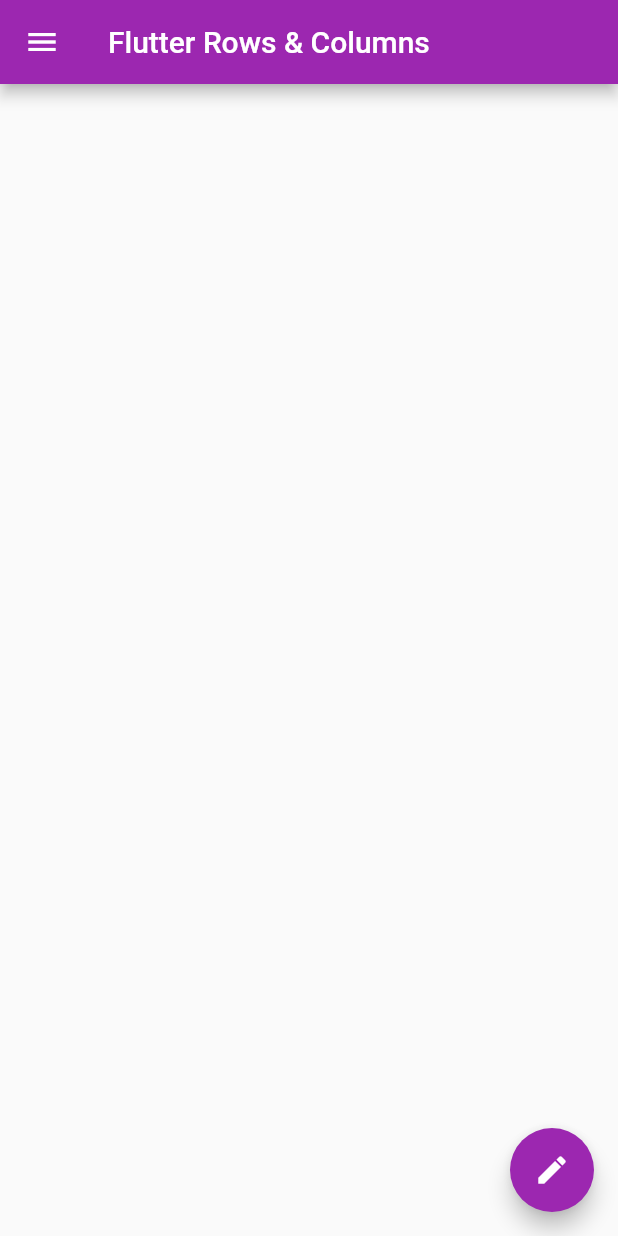
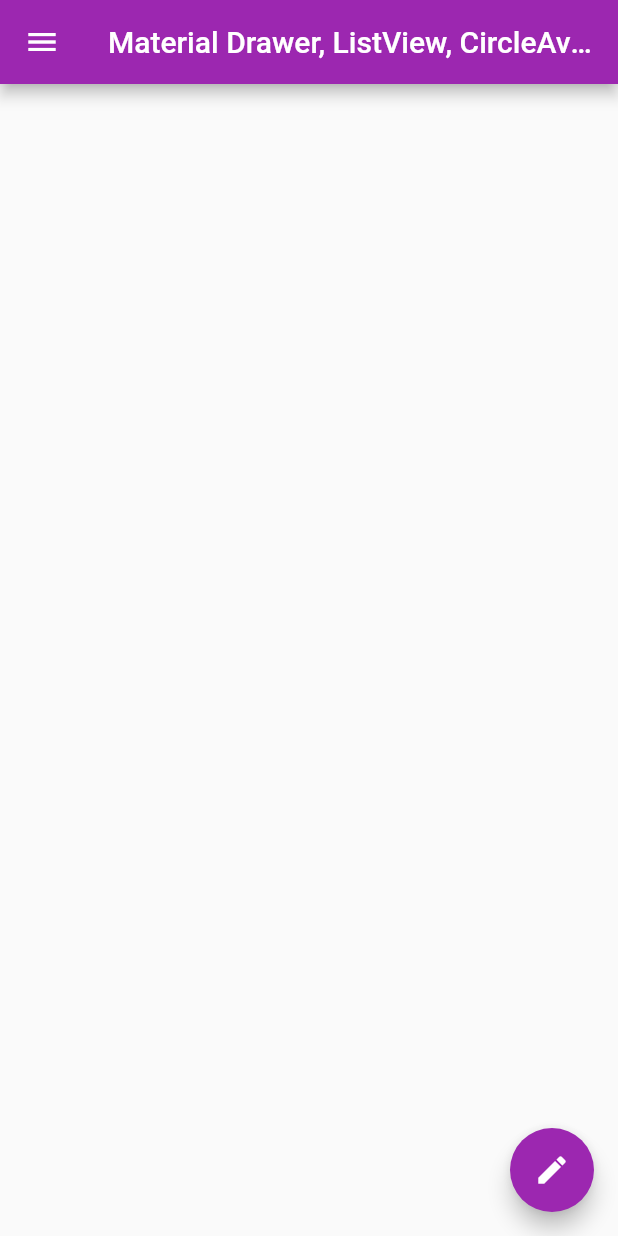
Before and after one commit to rizwanabbasi/awesomeapp, a Flutter app: the screen it shows after launch, on a phone screen of 412 x 824 dp. Run offline on Flutter 3.47's test engine with Material 2 defaults, Android fonts, the phone set to English and light mode, and no system bars.

Commit message:
Chapter 3b - MaterialDrawer Completed

```diff
--- a/lib/home.dart
+++ b/lib/home.dart
@@ -7,7 +7,8 @@ class Home extends StatelessWidget {
   Widget build(BuildContext context) {
     return Scaffold(
       appBar: AppBar(
-        title: const Text("Flutter Rows & Columns"),
+        title: const Text(
+            "Material Drawer, ListView, CircleAvatar, NetworkImage & Floating Action Button"),
       ),
       body: Container(),
       drawer: Drawer(
@@ -22,7 +23,6 @@ class Home extends StatelessWidget {
                     'https://images.unsplash.com/photo-1539571696357-5a69c17a67c6?ixlib=rb-1.2.1&ixid=MnwxMjA3fDB8MHxzZWFyY2h8N3x8bWFufGVufDB8fDB8fA%3D%3D&auto=format&fit=crop&w=500&q=60'),
               ),
             ),
-
             ListTile(
               leading: Icon(Icons.person),
               title: Text('Account'),
--- a/lib/main.dart
+++ b/lib/main.dart
@@ -9,7 +9,8 @@ class HomePage extends StatelessWidget {
   @override
   Widget build(BuildContext context) {
     return MaterialApp(
-      title: "Flutter Rows & Columns",
+      title:
+          "Material Drawer, ListView, CircleAvatar, NetworkImage & Floating Action Button",
       home: const Home(),
       theme: ThemeData(primarySwatch: Colors.purple),
     );
```
